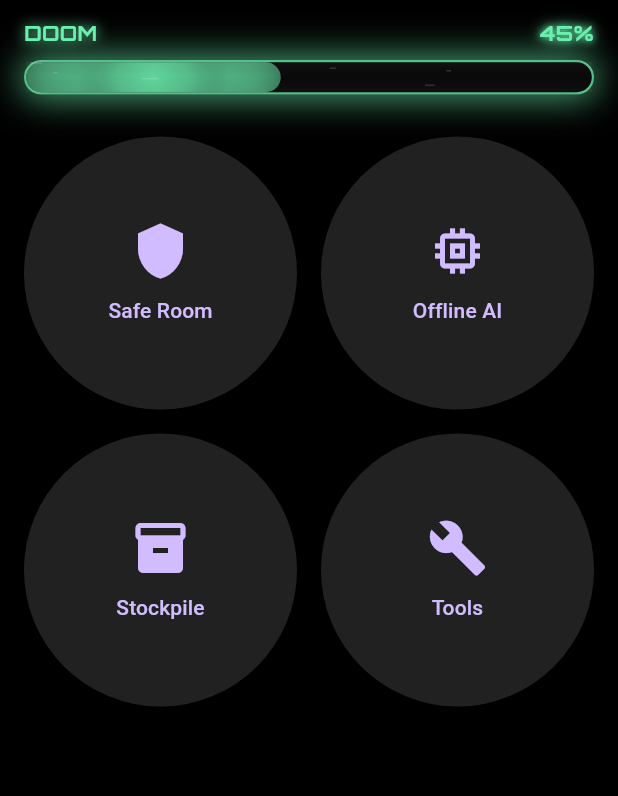
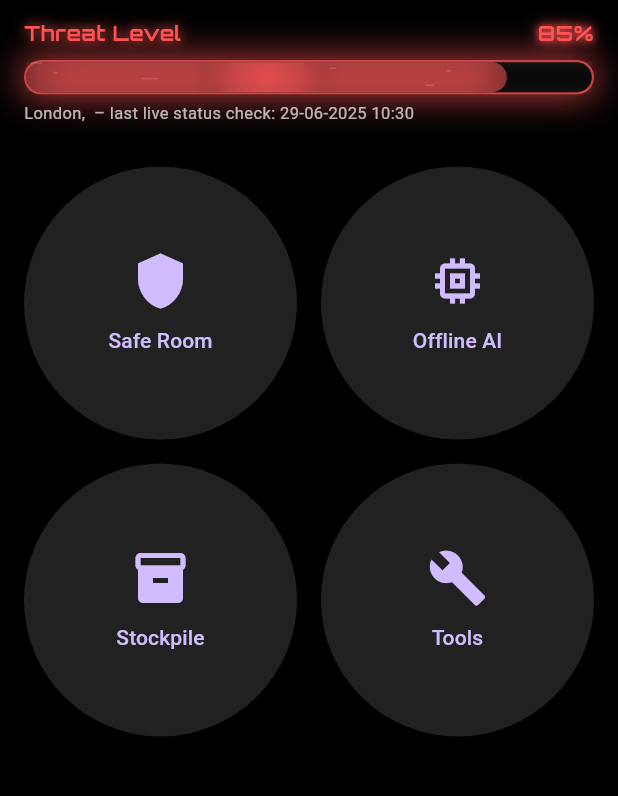
Before and after one commit to tom-robinsonuk/survival_app, a Flutter app: the screen it shows after launch, on a phone screen of 412 x 824 dp, the part 84-880 px from its top. Run offline on Flutter 3.47's test engine with Material 3 defaults, Android fonts, the phone set to English and light mode, and no system bars; drawn by our look-alikes of flutter_animate; our stand-ins replace google_fonts, shared_preferences.

Commit message:
Added states and caching for location (only temp for now) and time and threat status - only hardcoded atm

```diff
--- a/lib/main.dart
+++ b/lib/main.dart
@@ -2,6 +2,7 @@ import 'package:flutter/material.dart';
 import 'screens/home_screen.dart';
 
 void main() {
+  WidgetsFlutterBinding.ensureInitialized();
   runApp(SurvivalApp());
 }
 
--- a/lib/screens/home_screen.dart
+++ b/lib/screens/home_screen.dart
@@ -2,25 +2,44 @@ import 'package:flutter/material.dart';
 import 'package:flutter_animate/flutter_animate.dart';
 import 'dart:math';
 import 'package:google_fonts/google_fonts.dart';
+import 'package:survival_app/utils/user_profile.dart';
+import 'package:intl/intl.dart';
 
-class HomeScreen extends StatelessWidget {
+String formattedNow() => DateFormat('dd-MM-yyyy HH:mm').format(DateTime.now());
+
+class HomeScreen extends StatefulWidget {
+  const HomeScreen({super.key});
+
+  @override
+  State<HomeScreen> createState() => _HomeScreenState();
+}
+
+class _HomeScreenState extends State<HomeScreen> {
   final List<Map<String, dynamic>> features = [
     {'label': 'Safe Room', 'icon': Icons.shield},
     {'label': 'Offline AI', 'icon': Icons.memory},
     {'label': 'Stockpile', 'icon': Icons.inventory},
     {'label': 'Tools', 'icon': Icons.build},
   ];
+  double threat = 0.85; // default
+  Color get glow => (threat < 0.50)
+      ? Colors.greenAccent
+      : (threat < 0.80)
+      ? Colors.orangeAccent
+      : Colors.redAccent;
 
-  HomeScreen({super.key});
+  //  HomeScreen({super.key});
 
   @override
   Widget build(BuildContext context) {
-    double threat = 0.45; // 0.0‒1.0 – change this value to test
-    Color glow = (threat < 0.50)
-        ? Colors.greenAccent
-        : (threat < 0.80)
-        ? Colors.orangeAccent
-        : Colors.redAccent;
+    // TEMP: Fake Profile
+    UserProfile.saveProfile("London", "UK");
+
+    // TEMP: Load and print it to console
+    UserProfile.loadProfile().then((profile) {
+      print("User location: ${profile['city']}, ${profile['country']}");
+    });
+
     return Scaffold(
       appBar: AppBar(title: Text('Survival Dashboard'), centerTitle: true),
       body: Column(
@@ -36,7 +55,7 @@ class HomeScreen extends StatelessWidget {
                   mainAxisAlignment: MainAxisAlignment.spaceBetween,
                   children: [
                     Text(
-                      'DOOM',
+                      'Threat Level',
                       style: GoogleFonts.orbitron(
                         fontSize: 14,
                         fontWeight: FontWeight.bold,
@@ -196,6 +215,22 @@ class HomeScreen extends StatelessWidget {
                     ],
                   ),
                 ),
+                const SizedBox(height: 4),
+                FutureBuilder<Map<String, String?>>(
+                  future: UserProfile.loadProfile(), // we made this in step 1
+                  builder: (context, snapshot) {
+                    final city = snapshot.data?['city'] ?? 'Unknown';
+                    final country = snapshot.data?['country'] ?? '';
+                    final stamp = formattedNow(); // local device time
+                    return Text(
+                      '$city, $country – last live status check: $stamp',
+                      style: TextStyle(
+                        fontSize: 11,
+                        color: Colors.white.withValues(alpha: 0.7),
+                      ),
+                    );
+                  },
+                ),
               ],
             ),
           ),
--- /dev/null
+++ b/lib/utils/threat_cache.dart
@@ -0,0 +1,18 @@
+import 'package:shared_preferences/shared_preferences.dart';
+
+class ThreatCache {
+  static const _scoreKey = 'threat_score';
+  static const _timeKey = 'threat_time';
+
+  static Future<void> save(double score, int epochMillis) async {
+    final p = await SharedPreferences.getInstance();
+    await p.setDouble(_scoreKey, score);
+    await p.setInt(_timeKey, epochMillis);
+  }
+
+  /// returns (score, epochMillis) or (null, null) if not set
+  static Future<(double?, int?)> load() async {
+    final p = await SharedPreferences.getInstance();
+    return (p.getDouble(_scoreKey), p.getInt(_timeKey));
+  }
+}
--- /dev/null
+++ b/lib/utils/user_profile.dart
@@ -0,0 +1,20 @@
+import 'package:shared_preferences/shared_preferences.dart';
+
+class UserProfile {
+  static const _cityKey = 'user_city';
+  static const _countryKey = 'user_country';
+
+  static Future<void> saveProfile(String city, String country) async {
+    final prefs = await SharedPreferences.getInstance();
+    await prefs.setString(_cityKey, city);
+    await prefs.setString(_countryKey, country);
+  }
+
+  static Future<Map<String, String?>> loadProfile() async {
+    final prefs = await SharedPreferences.getInstance();
+    final city = prefs.getString(_cityKey);
+    final country = prefs.getString(_countryKey);
+
+    return {'city': city, 'country': country};
+  }
+}
--- a/pubspec.yaml
+++ b/pubspec.yaml
@@ -37,6 +37,8 @@ dependencies:
   flutter_animate: ^4.5.2
   google_fonts: ^6.2.1
   path_provider: ^2.1.5
+  shared_preferences: ^2.5.3
+  intl: ^0.20.2
 
 dev_dependencies:
   flutter_test:
```
Also changed, not shown: pubspec.lock.
